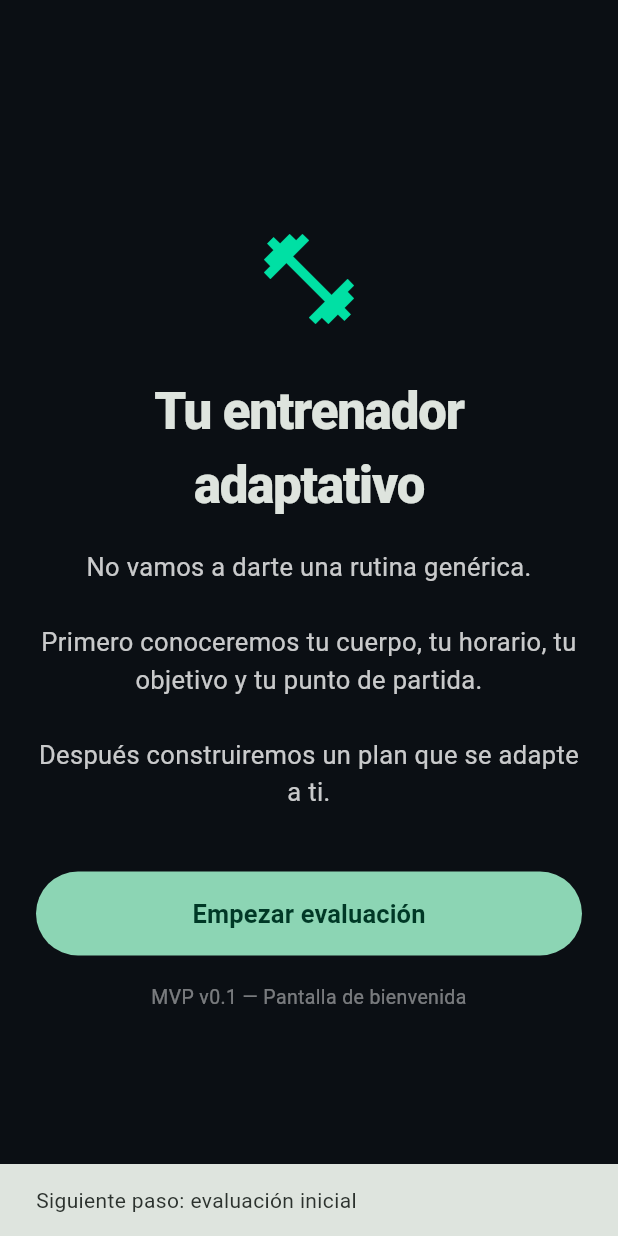
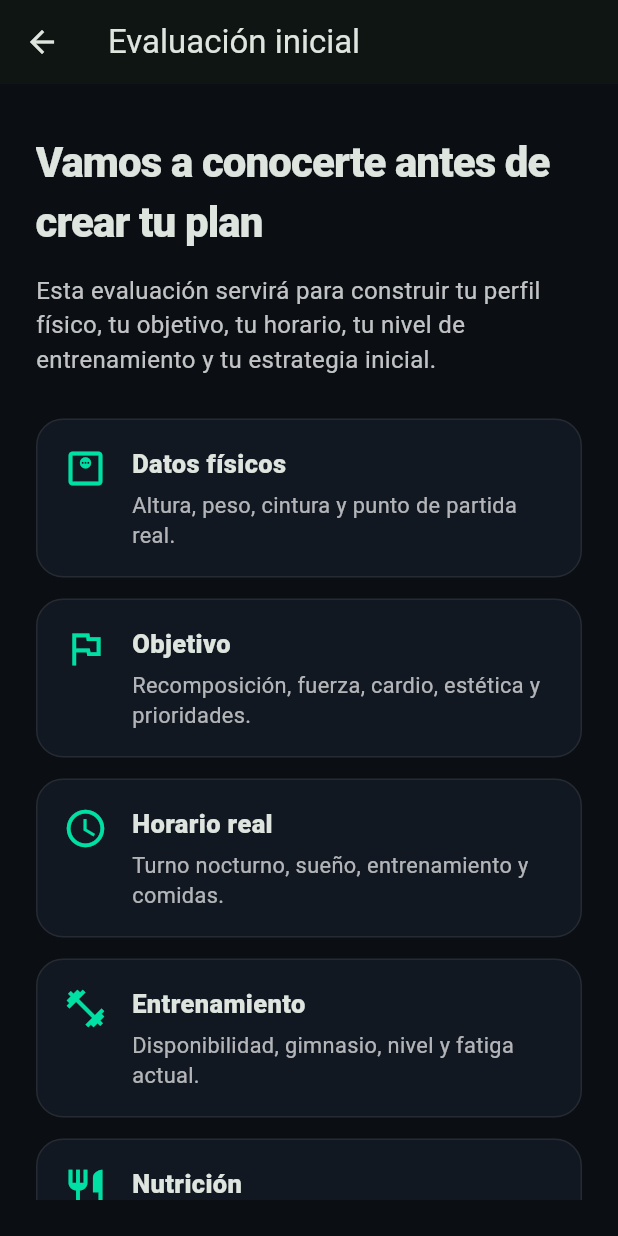
Before and after one commit to carlitoxmahone/proyecto_fisico_definitivo, a Flutter app: the screen it shows after launch, after a tap on "Empezar evaluación", on a phone screen of 412 x 824 dp. Run offline on Flutter 3.47's test engine with Material 3 defaults, Android fonts, the phone set to English and light mode, and no system bars.

Commit message:
v0.1.2 navegación hacia evaluación inicial

```diff
--- a/lib/main.dart
+++ b/lib/main.dart
@@ -28,6 +28,14 @@ class ProyectoFisicoApp extends StatelessWidget {
 
 class WelcomeScreen extends StatelessWidget {
   const WelcomeScreen({super.key});
+
+  void _goToAssessment(BuildContext context) {
+    Navigator.of(context).push(
+      MaterialPageRoute(
+        builder: (_) => const AssessmentScreen(),
+      ),
+    );
+  }
 
   @override
   Widget build(BuildContext context) {
@@ -74,15 +82,7 @@ class WelcomeScreen extends StatelessWidget {
                     width: double.infinity,
                     height: 56,
                     child: FilledButton(
-                      onPressed: () {
-                        ScaffoldMessenger.of(context).showSnackBar(
-                          const SnackBar(
-                            content: Text(
-                              'Siguiente paso: evaluación inicial',
-                            ),
-                          ),
-                        );
-                      },
+                      onPressed: () => _goToAssessment(context),
                       child: const Text(
                         'Empezar evaluación',
                         style: TextStyle(
@@ -94,7 +94,7 @@ class WelcomeScreen extends StatelessWidget {
                   ),
                   const SizedBox(height: 18),
                   Text(
-                    'MVP v0.1 — Pantalla de bienvenida',
+                    'MVP v0.1.2 — Navegación inicial',
                     textAlign: TextAlign.center,
                     style: TextStyle(
                       fontSize: 13,
@@ -110,3 +110,178 @@ class WelcomeScreen extends StatelessWidget {
     );
   }
 }
+
+class AssessmentScreen extends StatelessWidget {
+  const AssessmentScreen({super.key});
+
+  @override
+  Widget build(BuildContext context) {
+    return Scaffold(
+      appBar: AppBar(
+        title: const Text('Evaluación inicial'),
+        centerTitle: false,
+      ),
+      body: SafeArea(
+        child: Center(
+          child: ConstrainedBox(
+            constraints: const BoxConstraints(maxWidth: 640),
+            child: Padding(
+              padding: const EdgeInsets.all(24),
+              child: ListView(
+                children: [
+                  const SizedBox(height: 8),
+                  const Text(
+                    'Vamos a conocerte antes de crear tu plan',
+                    style: TextStyle(
+                      fontSize: 28,
+                      fontWeight: FontWeight.w800,
+                      letterSpacing: -0.6,
+                    ),
+                  ),
+                  const SizedBox(height: 14),
+                  Text(
+                    'Esta evaluación servirá para construir tu perfil físico, tu objetivo, tu horario, tu nivel de entrenamiento y tu estrategia inicial.',
+                    style: TextStyle(
+                      fontSize: 16,
+                      height: 1.45,
+                      color: Colors.white.withValues(alpha: 0.75),
+                    ),
+                  ),
+                  const SizedBox(height: 28),
+                  const AssessmentInfoCard(
+                    icon: Icons.monitor_weight_outlined,
+                    title: 'Datos físicos',
+                    description:
+                        'Altura, peso, cintura y punto de partida real.',
+                  ),
+                  const AssessmentInfoCard(
+                    icon: Icons.flag_outlined,
+                    title: 'Objetivo',
+                    description:
+                        'Recomposición, fuerza, cardio, estética y prioridades.',
+                  ),
+                  const AssessmentInfoCard(
+                    icon: Icons.schedule_outlined,
+                    title: 'Horario real',
+                    description:
+                        'Turno nocturno, sueño, entrenamiento y comidas.',
+                  ),
+                  const AssessmentInfoCard(
+                    icon: Icons.fitness_center_outlined,
+                    title: 'Entrenamiento',
+                    description:
+                        'Disponibilidad, gimnasio, nivel y fatiga actual.',
+                  ),
+                  const AssessmentInfoCard(
+                    icon: Icons.restaurant_outlined,
+                    title: 'Nutrición',
+                    description:
+                        'Comidas, agua, proteína, snacks y método de control.',
+                  ),
+                  const AssessmentInfoCard(
+                    icon: Icons.health_and_safety_outlined,
+                    title: 'Seguridad',
+                    description:
+                        'Dolores, lesiones, limitaciones y señales de alarma.',
+                  ),
+                  const SizedBox(height: 28),
+                  SizedBox(
+                    height: 56,
+                    child: FilledButton(
+                      onPressed: () {
+                        ScaffoldMessenger.of(context).showSnackBar(
+                          const SnackBar(
+                            content: Text(
+                              'Siguiente versión: formulario real de evaluación',
+                            ),
+                          ),
+                        );
+                      },
+                      child: const Text(
+                        'Continuar',
+                        style: TextStyle(
+                          fontSize: 17,
+                          fontWeight: FontWeight.w700,
+                        ),
+                      ),
+                    ),
+                  ),
+                  const SizedBox(height: 14),
+                  OutlinedButton(
+                    onPressed: () => Navigator.of(context).pop(),
+                    child: const Text('Volver'),
+                  ),
+                ],
+              ),
+            ),
+          ),
+        ),
+      ),
+    );
+  }
+}
+
+class AssessmentInfoCard extends StatelessWidget {
+  const AssessmentInfoCard({
+    super.key,
+    required this.icon,
+    required this.title,
+    required this.description,
+  });
+
+  final IconData icon;
+  final String title;
+  final String description;
+
+  @override
+  Widget build(BuildContext context) {
+    return Card(
+      margin: const EdgeInsets.only(bottom: 14),
+      color: const Color(0xFF121821),
+      elevation: 0,
+      shape: RoundedRectangleBorder(
+        borderRadius: BorderRadius.circular(18),
+        side: BorderSide(
+          color: Colors.white.withValues(alpha: 0.08),
+        ),
+      ),
+      child: Padding(
+        padding: const EdgeInsets.all(18),
+        child: Row(
+          crossAxisAlignment: CrossAxisAlignment.start,
+          children: [
+            Icon(
+              icon,
+              color: const Color(0xFF00E0A4),
+              size: 30,
+            ),
+            const SizedBox(width: 16),
+            Expanded(
+              child: Column(
+                crossAxisAlignment: CrossAxisAlignment.start,
+                children: [
+                  Text(
+                    title,
+                    style: const TextStyle(
+                      fontSize: 17,
+                      fontWeight: FontWeight.w800,
+                    ),
+                  ),
+                  const SizedBox(height: 6),
+                  Text(
+                    description,
+                    style: TextStyle(
+                      fontSize: 14.5,
+                      height: 1.35,
+                      color: Colors.white.withValues(alpha: 0.68),
+                    ),
+                  ),
+                ],
+              ),
+            ),
+          ],
+        ),
+      ),
+    );
+  }
+}
```
